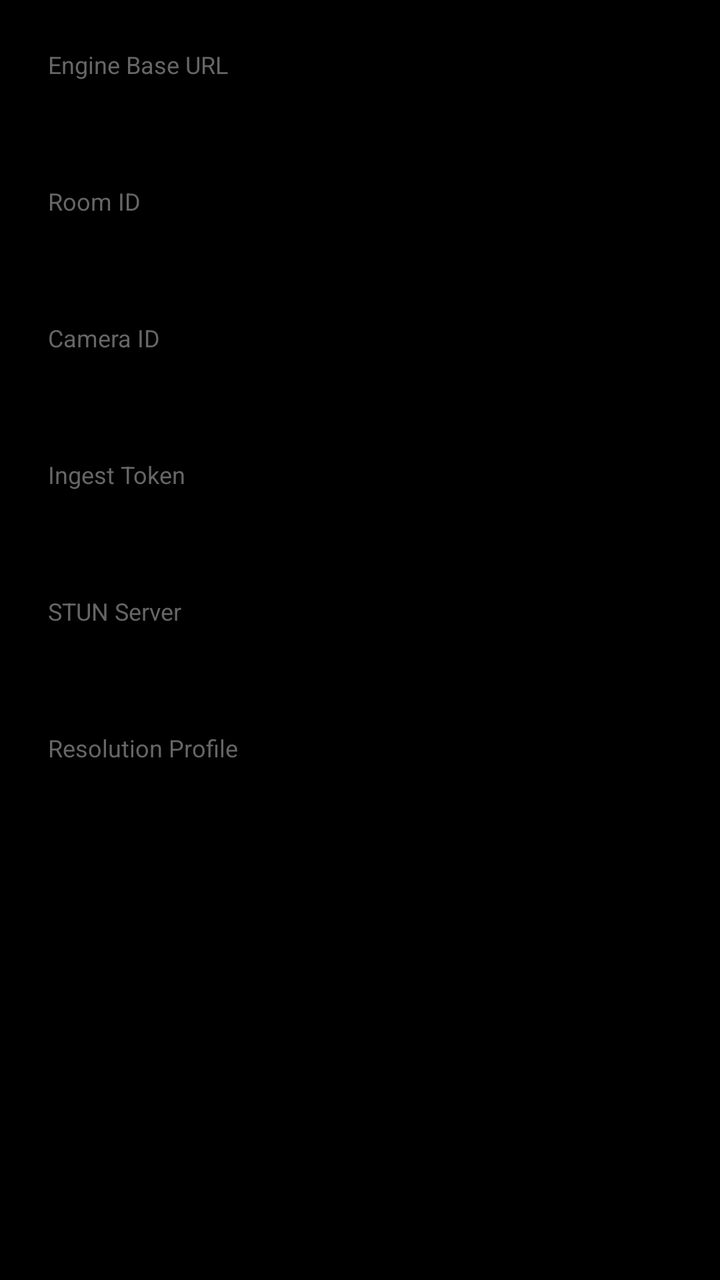
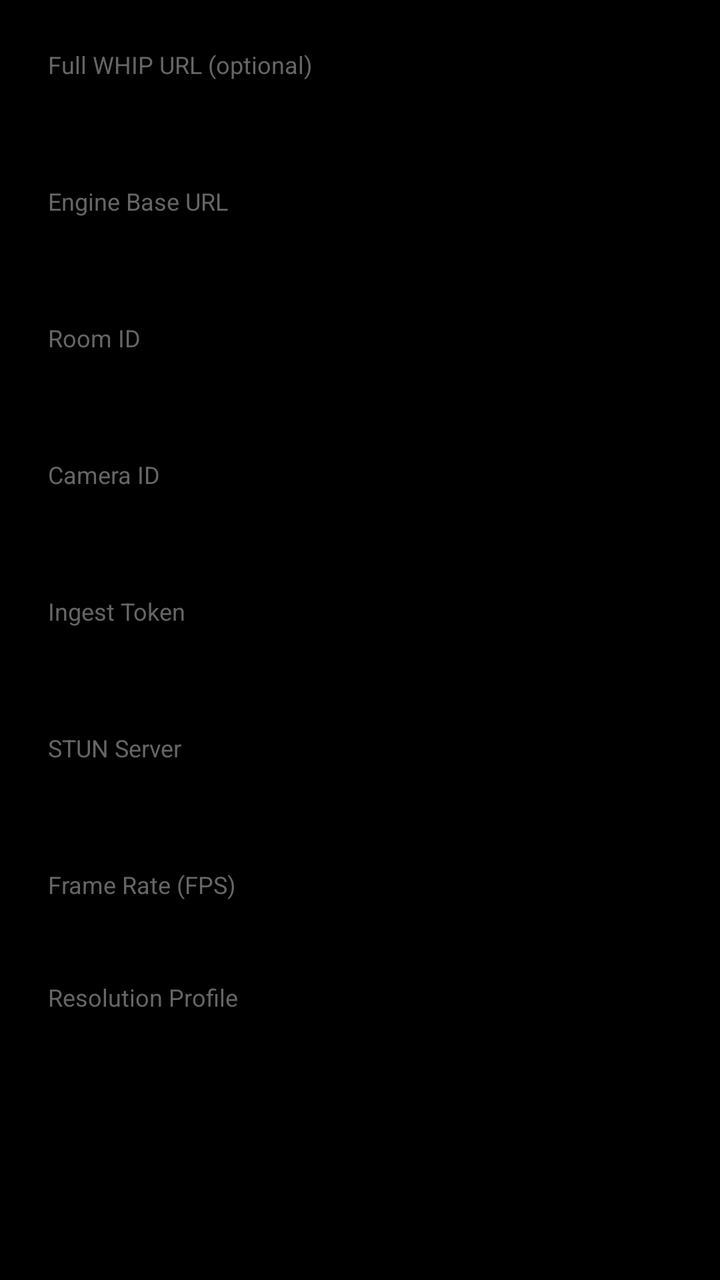

Screens rendered from an Android XML layout before and after an edit, with the pre-edit source and the edit as a unified diff.
<!-- AndroidManifest.xml: application theme Theme.ToddBroadcaster -->
<!-- res/layout/dialog_config.xml -->
<?xml version="1.0" encoding="utf-8"?>
<LinearLayout xmlns:android="http://schemas.android.com/apk/res/android"
    android:layout_width="match_parent"
    android:layout_height="wrap_content"
    android:orientation="vertical"
    android:padding="24dp">

    <TextView
        android:layout_width="match_parent"
        android:layout_height="wrap_content"
        android:text="Engine Base URL"
        android:textSize="12sp"
        android:textColor="#666666"
        android:layout_marginBottom="4dp" />

    <EditText
        android:id="@+id/et_base_url"
        android:layout_width="match_parent"
        android:layout_height="wrap_content"
        android:hint="https://studio.traceodd.com"
        android:inputType="textUri"
        android:textSize="14sp"
        android:layout_marginBottom="12dp" />

    <TextView
        android:layout_width="match_parent"
        android:layout_height="wrap_content"
        android:text="Room ID"
        android:textSize="12sp"
        android:textColor="#666666"
        android:layout_marginBottom="4dp" />

    <EditText
        android:id="@+id/et_room_id"
        android:layout_width="match_parent"
        android:layout_height="wrap_content"
        android:hint="room-001"
        android:inputType="text"
        android:textSize="14sp"
        android:layout_marginBottom="12dp" />

    <TextView
        android:layout_width="match_parent"
        android:layout_height="wrap_content"
        android:text="Camera ID"
        android:textSize="12sp"
        android:textColor="#666666"
        android:layout_marginBottom="4dp" />

    <EditText
        android:id="@+id/et_camera_id"
        android:layout_width="match_parent"
        android:layout_height="wrap_content"
        android:hint="cam-1"
        android:inputType="text"
        android:textSize="14sp"
        android:layout_marginBottom="12dp" />

    <TextView
        android:layout_width="match_parent"
        android:layout_height="wrap_content"
        android:text="Ingest Token"
        android:textSize="12sp"
        android:textColor="#666666"
        android:layout_marginBottom="4dp" />

    <EditText
        android:id="@+id/et_token"
        android:layout_width="match_parent"
        android:layout_height="wrap_content"
        android:hint="Bearer token from Studio"
        android:inputType="text"
        android:textSize="14sp"
        android:layout_marginBottom="12dp" />

    <TextView
        android:layout_width="match_parent"
        android:layout_height="wrap_content"
        android:text="STUN Server"
        android:textSize="12sp"
        android:textColor="#666666"
        android:layout_marginBottom="4dp" />

    <EditText
        android:id="@+id/et_stun"
        android:layout_width="match_parent"
        android:layout_height="wrap_content"
        android:hint="stun:stun.l.google.com:19302"
        android:inputType="textUri"
        android:textSize="14sp"
        android:layout_marginBottom="12dp" />

    <TextView
        android:layout_width="match_parent"
        android:layout_height="wrap_content"
        android:text="Resolution Profile"
        android:textSize="12sp"
        android:textColor="#666666"
        android:layout_marginBottom="4dp" />

    <Spinner
        android:id="@+id/spinner_profile"
        android:layout_width="match_parent"
        android:layout_height="wrap_content"
        android:layout_marginBottom="8dp" />

</LinearLayout>
<!-- resources referenced by this layout -->
<resources>
  <style name="Theme.ToddBroadcaster" parent="Theme.MaterialComponents.DayNight.NoActionBar">
          <item name="colorPrimary">#EF4444</item>
          <item name="colorPrimaryDark">#B91C1C</item>
          <item name="colorAccent">#F59E0B</item>
          <item name="android:statusBarColor">#000000</item>
          <item name="android:navigationBarColor">#000000</item>
          <item name="android:windowBackground">#000000</item>
      </style>
</resources>

<!-- the commit's change to res/layout/dialog_config.xml (unified diff, before → after) -->
@@ -4,6 +4,23 @@
     android:layout_height="wrap_content"
     android:orientation="vertical"
     android:padding="24dp">
+
+    <TextView
+        android:layout_width="match_parent"
+        android:layout_height="wrap_content"
+        android:text="Full WHIP URL (optional)"
+        android:textSize="12sp"
+        android:textColor="#666666"
+        android:layout_marginBottom="4dp" />
+
+    <EditText
+        android:id="@+id/et_full_url"
+        android:layout_width="match_parent"
+        android:layout_height="wrap_content"
+        android:hint="Paste full ingest URL here — auto-fills fields below"
+        android:inputType="textUri"
+        android:textSize="14sp"
+        android:layout_marginBottom="12dp" />
 
     <TextView
         android:layout_width="match_parent"
@@ -93,6 +110,20 @@
     <TextView
         android:layout_width="match_parent"
         android:layout_height="wrap_content"
+        android:text="Frame Rate (FPS)"
+        android:textSize="12sp"
+        android:textColor="#666666"
+        android:layout_marginBottom="4dp" />
+
+    <Spinner
+        android:id="@+id/spinner_fps"
+        android:layout_width="match_parent"
+        android:layout_height="wrap_content"
+        android:layout_marginBottom="12dp" />
+
+    <TextView
+        android:layout_width="match_parent"
+        android:layout_height="wrap_content"
         android:text="Resolution Profile"
         android:textSize="12sp"
         android:textColor="#666666"
